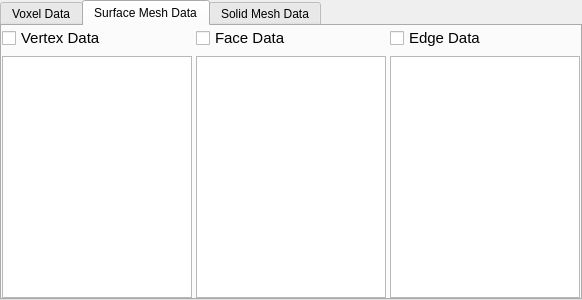
First picture: the form in Source/PipelineBuilder/UI_Files/ArraySelectionWidget.ui, repository BlueQuartzSoftware/DREAM3D, before the edit.
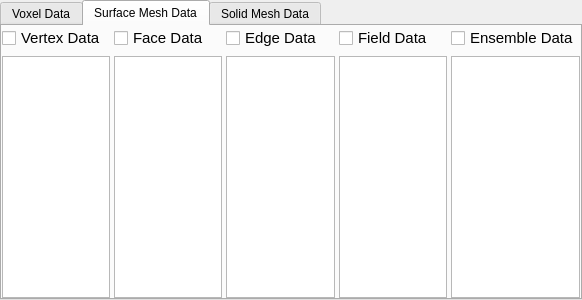
Second picture: the form after the edit. The open tabs and pages were chosen to show the change.

Commit message: Adding feature to allow the user to select 'Field' and 'Ensemble' Arrays from the Surface Mesh (which is where the GBCD is Stored). We are also updating the 'FileVersion' of the H5EBSD file to '5' due to a mistake in prior codes that had the wrong Euler Transformation angle for TSL data sets. This will allow us to easily determine which data files might have wrong transforms.

What changed in the file:
```diff
--- a/Source/PipelineBuilder/UI_Files/ArraySelectionWidget.ui
+++ b/Source/PipelineBuilder/UI_Files/ArraySelectionWidget.ui
@@ -109,11 +109,21 @@
     <property name="margin">
      <number>0</number>
     </property>
-    <item row="1" column="0">
-     <widget class="QListWidget" name="surfaceMeshVertexArrayList"/>
-    </item>
-    <item row="1" column="2">
-     <widget class="QListWidget" name="surfaceMeshEdgeArrayList"/>
+    <item row="0" column="1">
+     <widget class="QCheckBox" name="smFaceArraysCB">
+      <property name="styleSheet">
+       <string notr="true">QCheckBox 
+{
+font-size: 11pt;
+}</string>
+      </property>
+      <property name="text">
+       <string>Face Data</string>
+      </property>
+      <property name="tristate">
+       <bool>true</bool>
+      </property>
+     </widget>
     </item>
     <item row="1" column="1">
      <widget class="QListWidget" name="surfaceMeshFaceArrayList"/>
@@ -134,21 +144,8 @@
       </property>
      </widget>
     </item>
-    <item row="0" column="1">
-     <widget class="QCheckBox" name="faceArraysCB">
-      <property name="styleSheet">
-       <string notr="true">QCheckBox 
-{
-font-size: 11pt;
-}</string>
-      </property>
-      <property name="text">
-       <string>Face Data</string>
-      </property>
-      <property name="tristate">
-       <bool>true</bool>
-      </property>
-     </widget>
+    <item row="1" column="2">
+     <widget class="QListWidget" name="surfaceMeshEdgeArrayList"/>
     </item>
     <item row="0" column="2">
      <widget class="QCheckBox" name="edgeArraysCB">
@@ -166,6 +163,47 @@
       </property>
      </widget>
     </item>
+    <item row="1" column="0">
+     <widget class="QListWidget" name="surfaceMeshVertexArrayList"/>
+    </item>
+    <item row="1" column="3">
+     <widget class="QListWidget" name="surfaceMeshFieldArrayList"/>
+    </item>
+    <item row="1" column="4">
+     <widget class="QListWidget" name="surfaceMeshEnsembleArrayList"/>
+    </item>
+    <item row="0" column="3">
+     <widget class="QCheckBox" name="smFieldArraysCB">
+      <property name="styleSheet">
+       <string notr="true">QCheckBox 
+{
+font-size: 11pt;
+}</string>
+      </property>
+      <property name="text">
+       <string>Field Data</string>
+      </property>
+      <property name="tristate">
+       <bool>true</bool>
+      </property>
+     </widget>
+    </item>
+    <item row="0" column="4">
+     <widget class="QCheckBox" name="smEnsembleArraysCB">
+      <property name="styleSheet">
+       <string notr="true">QCheckBox 
+{
+font-size: 11pt;
+}</string>
+      </property>
+      <property name="text">
+       <string>Ensemble Data</string>
+      </property>
+      <property name="tristate">
+       <bool>true</bool>
+      </property>
+     </widget>
+    </item>
    </layout>
   </widget>
   <widget class="QWidget" name="solidmesh_data">
```
Left out of the diff: 6 changed lines with no effect on the pictures. The commit also changes 17 other files.
